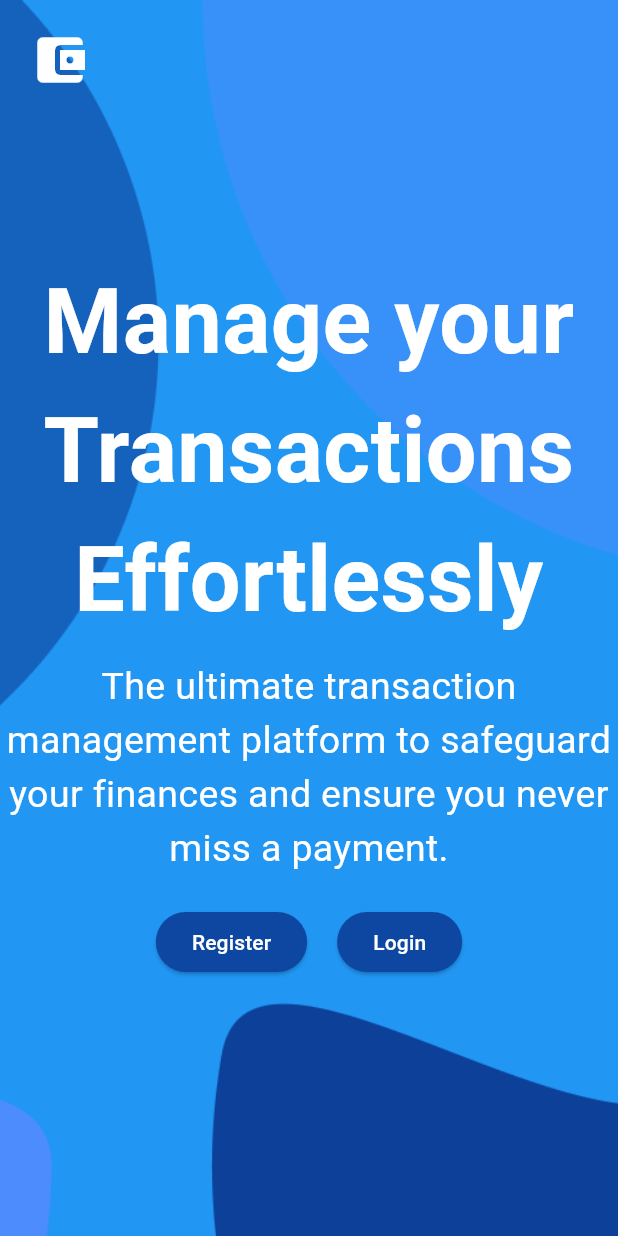
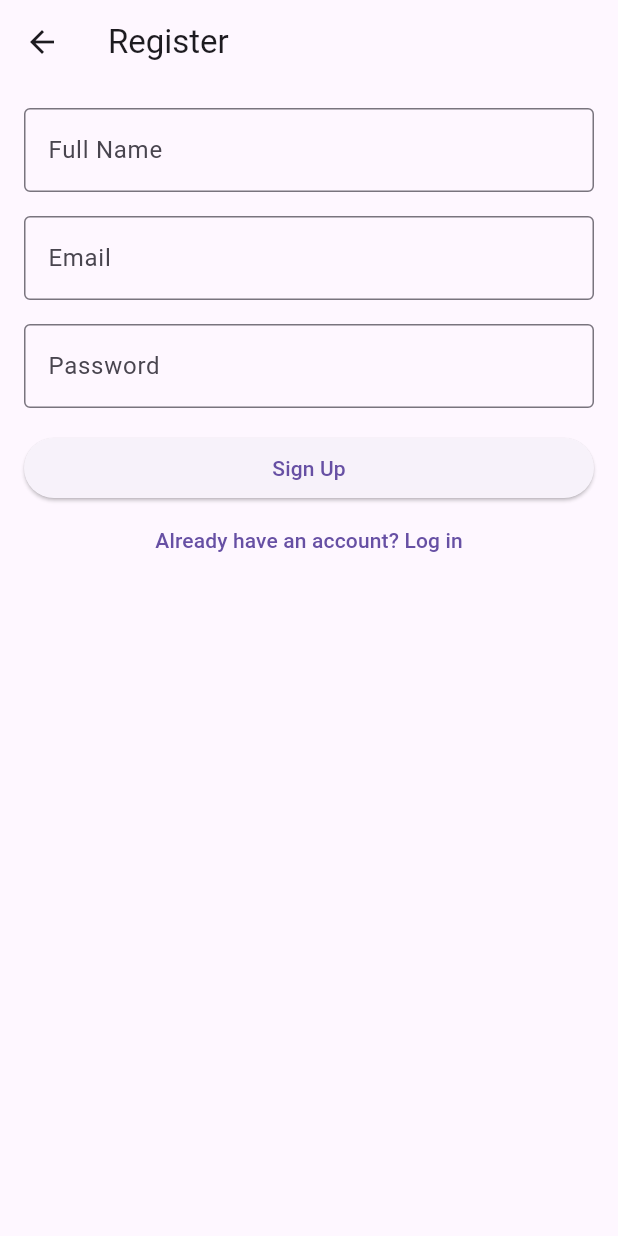
Before and after one commit to dejiobasan/personal_finance_tracker, a Flutter app: the screen it shows after launch, after a tap on "Register", on a phone screen of 412 x 824 dp. Run offline on Flutter 3.47's test engine with Material 3 defaults, Android fonts, the phone set to English and light mode, and no system bars.

Commit message:
Implement login and signup screens with navigation

```diff
--- a/lib/screens/home_screen.dart
+++ b/lib/screens/home_screen.dart
@@ -1,4 +1,6 @@
 import 'package:flutter/material.dart';
+import 'package:personal_finance_tracker/screens/signup_screen.dart';
+import 'package:personal_finance_tracker/screens/login_screen.dart';
 
 class HomeScreen extends StatelessWidget {
   const HomeScreen({super.key});
@@ -14,9 +16,7 @@ class HomeScreen extends StatelessWidget {
             decoration: BoxDecoration(
               color: Colors.blue[500],
               image: DecorationImage(
-                image: AssetImage(
-                  'assets/images/Shape.png',
-                ),
+                image: AssetImage('assets/images/Shape.png'),
                 fit: BoxFit.cover,
               ),
             ),
@@ -60,28 +60,32 @@ class HomeScreen extends StatelessWidget {
                   children: [
                     ElevatedButton(
                       style: ElevatedButton.styleFrom(
-                        backgroundColor:
-                            customBlue950,
-                        foregroundColor:
-                            Colors
-                                .white,
+                        backgroundColor: customBlue950,
+                        foregroundColor: Colors.white,
                       ),
                       onPressed: () {
-
+                        Navigator.push(
+                          context,
+                          MaterialPageRoute(
+                            builder: (context) => const SignUpScreen(),
+                          ),
+                        );
                       },
                       child: Text('Register'),
                     ),
                     SizedBox(width: 20),
                     ElevatedButton(
                       style: ElevatedButton.styleFrom(
-                        backgroundColor:
-                            customBlue950,
-                        foregroundColor:
-                            Colors
-                                .white,
+                        backgroundColor: customBlue950,
+                        foregroundColor: Colors.white,
                       ),
                       onPressed: () {
-
+                        Navigator.push(
+                          context,
+                          MaterialPageRoute(
+                            builder: (context) => const LoginScreen(),
+                          ),
+                        );
                       },
                       child: Text('Login'),
                     ),
--- a/lib/screens/signup_screen.dart
+++ b/lib/screens/signup_screen.dart
@@ -0,0 +1,57 @@
+import 'package:flutter/material.dart';
+
+class SignUpScreen extends StatelessWidget {
+  const SignUpScreen({super.key});
+
+  @override
+  Widget build(BuildContext context) {
+    return Scaffold(
+      appBar: AppBar(
+        title: Text('Register'),
+      ),
+      body: Padding(
+        padding: const EdgeInsets.all(16.0),
+        child: Column(
+          crossAxisAlignment: CrossAxisAlignment.stretch,
+          children: [
+            TextField(
+              decoration: InputDecoration(
+                labelText: 'Full Name',
+                border: OutlineInputBorder(),
+              ),
+            ),
+            SizedBox(height: 16),
+            TextField(
+              decoration: InputDecoration(
+                labelText: 'Email',
+                border: OutlineInputBorder(),
+              ),
+              keyboardType: TextInputType.emailAddress,
+            ),
+            SizedBox(height: 16),
+            TextField(
+              decoration: InputDecoration(
+                labelText: 'Password',
+                border: OutlineInputBorder(),
+              ),
+              obscureText: true,
+            ),
+            SizedBox(height: 16),
+            ElevatedButton(
+              onPressed: () {
+                // Handle sign-up logic here
+              },
+              child: Text('Sign Up'),
+            ),
+            TextButton(
+              onPressed: () {
+                // Navigate to login screen
+              },
+              child: Text('Already have an account? Log in'),
+            ),
+          ],
+        ),
+      ),
+    );
+  }
+}
```
Also changed, not shown: lib/screens/login_screen.dart (+51 -0 lines).
